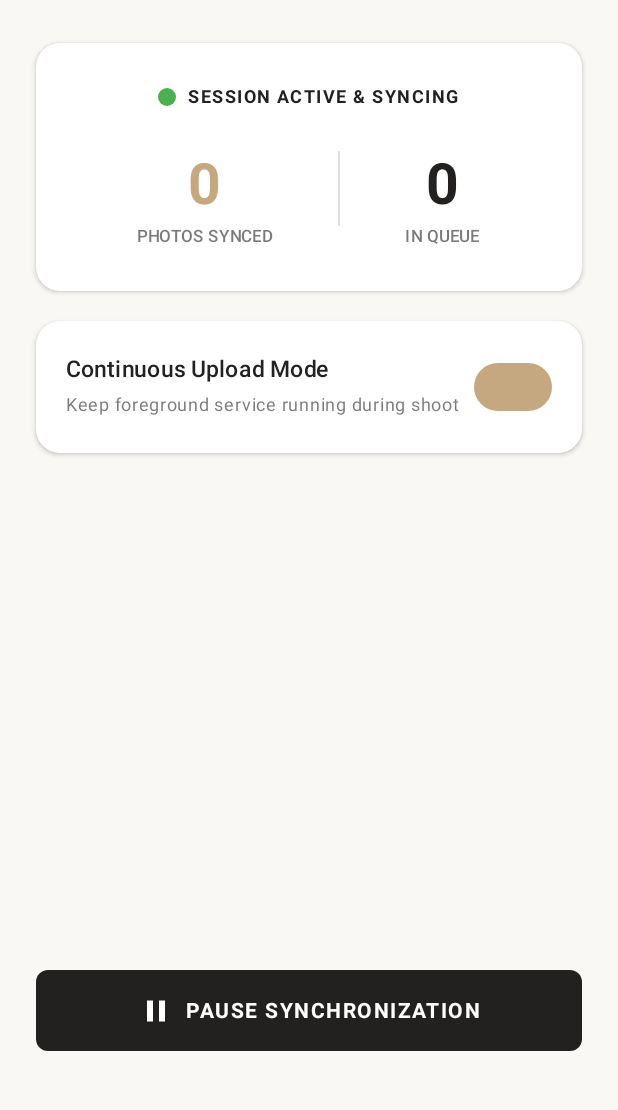
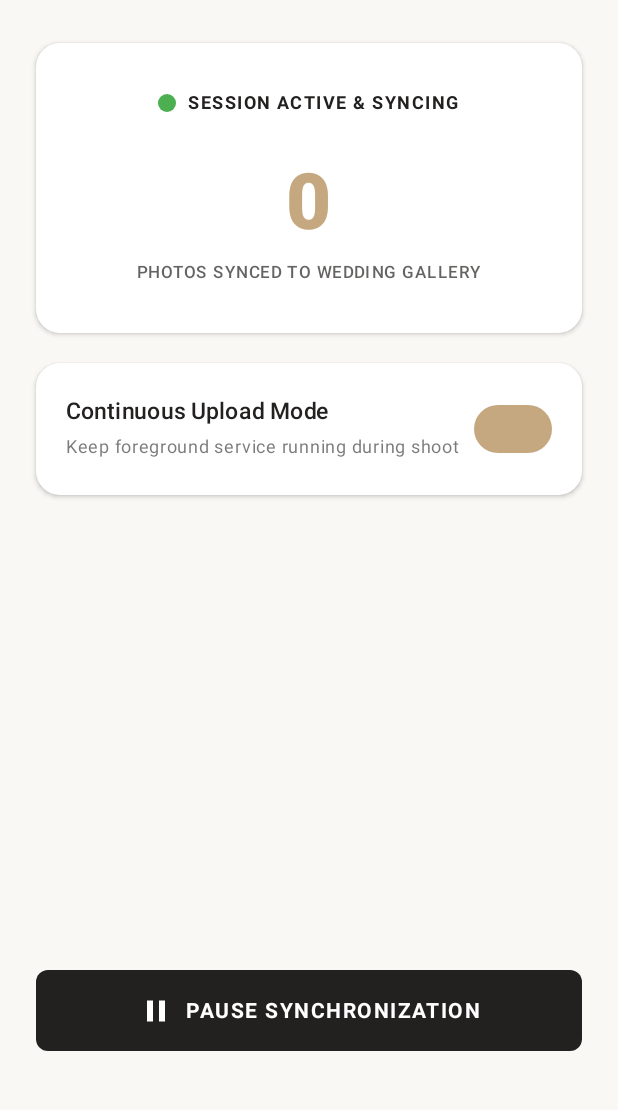
Before and after one commit to Shivaraj519/WedSnap, an Android app built with Jetpack Compose: the screen it shows after launch (MainActivity), after a tap on "ACTIVATE LIVE TETHERING", on a phone screen of 412 x 824 dp, the part 125-1235 px from its top. Run offline under Robolectric (Android 15) with nearby library versions, the phone set to English and light mode, and no system bars; our stand-ins replace Room's generated code.

Commit message:
Remove fake queue section, filter genuine camera captures, and permanently seed couple photos

```diff
--- a/android/app/src/main/java/com/wedsnap/photographer/data/local/PhotoDao.kt
+++ b/android/app/src/main/java/com/wedsnap/photographer/data/local/PhotoDao.kt
@@ -25,4 +25,13 @@ interface PhotoDao {
 
     @Query("DELETE FROM photo_queue WHERE uploadStatus = 'COMPLETED'")
     suspend fun clearCompleted()
+
+    @Query("DELETE FROM photo_queue WHERE uploadStatus != 'COMPLETED'")
+    suspend fun clearPendingQueue()
+
+    @Query("DELETE FROM photo_queue WHERE uri = :uri")
+    suspend fun deleteByUri(uri: String)
+
+    @Query("DELETE FROM photo_queue")
+    suspend fun clearAll()
 }
--- a/android/app/src/main/java/com/wedsnap/photographer/service/PhotoUploadWorker.kt
+++ b/android/app/src/main/java/com/wedsnap/photographer/service/PhotoUploadWorker.kt
@@ -81,7 +81,7 @@ class PhotoUploadWorker(
                 val uri = Uri.parse(photo.uri)
                 val stream: InputStream? = appContext.contentResolver.openInputStream(uri)
                 if (stream == null) {
-                    db.photoDao().updateStatus(photo.uri, UploadStatus.FAILED, "File not accessible")
+                    db.photoDao().deleteByUri(photo.uri)
                     continue
                 }
 
--- a/android/app/src/main/java/com/wedsnap/photographer/ui/screens/PairingScreen.kt
+++ b/android/app/src/main/java/com/wedsnap/photographer/ui/screens/PairingScreen.kt
@@ -24,7 +24,10 @@ fun PairingScreen(onPaired: () -> Unit) {
     val context = LocalContext.current
     val prefs = remember { PreferenceManager.getDefaultSharedPreferences(context) }
 
-    var serverUrl by remember { mutableStateOf(prefs.getString("server_url", "https://wedsnap-1.onrender.com")?.takeIf { it.isNotBlank() } ?: "https://wedsnap-1.onrender.com") }
+    var serverUrl by remember {
+        val saved = prefs.getString("server_url", "https://wedsnap-1.onrender.com")
+        mutableStateOf(if (saved.isNullOrBlank() || saved.contains("wedsnap-backend")) "https://wedsnap-1.onrender.com" else saved)
+    }
     var weddingSlug by remember { mutableStateOf(prefs.getString("wedding_slug", "vinutha-mayuresh")?.takeIf { it.isNotBlank() } ?: "vinutha-mayuresh") }
     var deviceToken by remember { mutableStateOf(prefs.getString("device_token", "wds_zhV7WIuUlJhSEM8yTwLgzJprpYFNsBe61g8cMUTXuD8")?.takeIf { it.isNotBlank() } ?: "wds_zhV7WIuUlJhSEM8yTwLgzJprpYFNsBe61g8cMUTXuD8") }
 
@@ -120,6 +123,23 @@ fun PairingScreen(onPaired: () -> Unit) {
                         letterSpacing = 1.sp
                     )
                 }
+
+                Spacer(modifier = Modifier.height(8.dp))
+
+                TextButton(
+                    onClick = {
+                        serverUrl = "https://wedsnap-1.onrender.com"
+                        weddingSlug = "vinutha-mayuresh"
+                        deviceToken = "wds_zhV7WIuUlJhSEM8yTwLgzJprpYFNsBe61g8cMUTXuD8"
+                    },
+                    modifier = Modifier.fillMaxWidth()
+                ) {
+                    Text(
+                        text = "Reset to Recommended Cloud Defaults",
+                        color = ChampagneGold,
+                        fontSize = 12.sp
+                    )
+                }
             }
         }
     }
--- a/android/app/src/main/java/com/wedsnap/photographer/ui/screens/StatusScreen.kt
+++ b/android/app/src/main/java/com/wedsnap/photographer/ui/screens/StatusScreen.kt
@@ -39,7 +39,6 @@ fun StatusScreen(onUnpair: () -> Unit) {
     var continuousMode by remember { mutableStateOf(true) }
 
     val completedCount by db.photoDao().getCompletedCountFlow().collectAsState(initial = 0)
-    val pendingCount by db.photoDao().getPendingCountFlow().collectAsState(initial = 0)
 
     Column(
         modifier = Modifier
@@ -91,7 +90,7 @@ fun StatusScreen(onUnpair: () -> Unit) {
             Column(
                 modifier = Modifier
                     .fillMaxWidth()
-                    .padding(24.dp),
+                    .padding(28.dp),
                 horizontalAlignment = Alignment.CenterHorizontally
             ) {
                 Row(
@@ -118,47 +117,25 @@ fun StatusScreen(onUnpair: () -> Unit) {
 
                 Spacer(modifier = Modifier.height(24.dp))
 
-                // Metric Counters
-                Row(
+                // Verified Synced Photos Counter (Accurate Genuine Count Only)
+                Column(
                     modifier = Modifier.fillMaxWidth(),
-                    horizontalArrangement = Arrangement.SpaceEvenly
+                    horizontalAlignment = Alignment.CenterHorizontally
                 ) {
-                    Column(horizontalAlignment = Alignment.CenterHorizontally) {
                     Text(
                         text = "$completedCount",
-                            fontSize = 38.sp,
-                            fontWeight = FontWeight.Bold,
+                        fontSize = 52.sp,
+                        fontWeight = FontWeight.ExtraBold,
                         color = ChampagneGold
                     )
+                    Spacer(modifier = Modifier.height(4.dp))
                     Text(
-                            text = "PHOTOS SYNCED",
+                        text = "PHOTOS SYNCED TO WEDDING GALLERY",
                         fontSize = 11.sp,
                         fontWeight = FontWeight.SemiBold,
-                            color = DarkCharcoal.copy(alpha = 0.6f)
+                        color = DarkCharcoal.copy(alpha = 0.7f),
+                        letterSpacing = 1.sp
                     )
-                    }
-
-                    Box(
-                        modifier = Modifier
-                            .width(1.dp)
-                            .height(50.dp)
-                            .background(Color(0xFFE0E0E0))
-                    )
-
-                    Column(horizontalAlignment = Alignment.CenterHorizontally) {
-                        Text(
-                            text = "$pendingCount",
-                            fontSize = 38.sp,
-                            fontWeight = FontWeight.Bold,
-                            color = if (pendingCount > 0) Color(0xFFE91E63) else DarkCharcoal
-                        )
-                        Text(
-                            text = "IN QUEUE",
-                            fontSize = 11.sp,
-                            fontWeight = FontWeight.SemiBold,
-                            color = DarkCharcoal.copy(alpha = 0.6f)
-                        )
-                    }
                 }
             }
         }
```
Also changed, not shown: android/app/src/main/java/com/wedsnap/photographer/service/MediaObserverService.kt (+50 -5 lines), 1 other file. Lines whose indentation alone changed are shown as unchanged.
